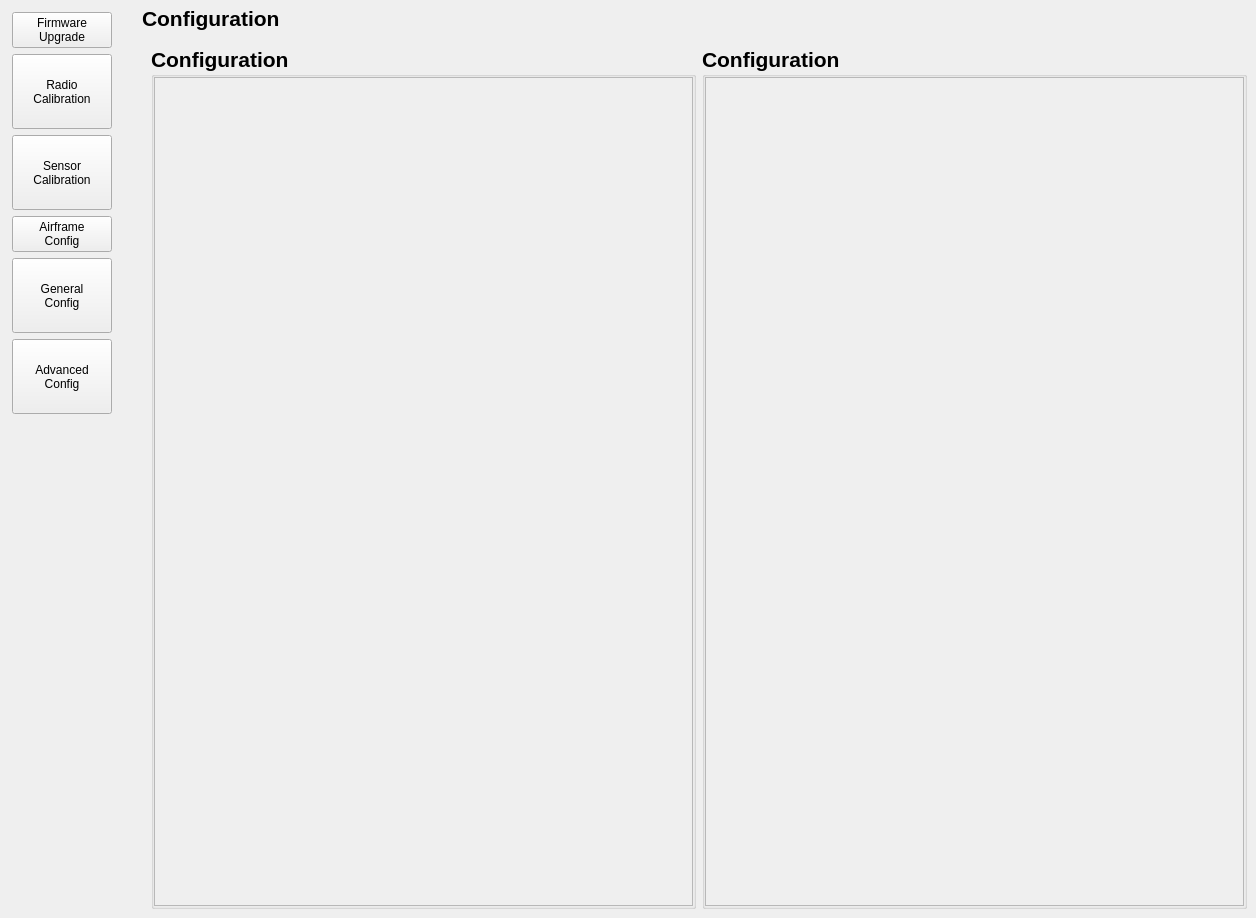
Qt form src/ui/QGCPX4VehicleConfig.ui (mavlink/qgroundcontrol) before a commit.
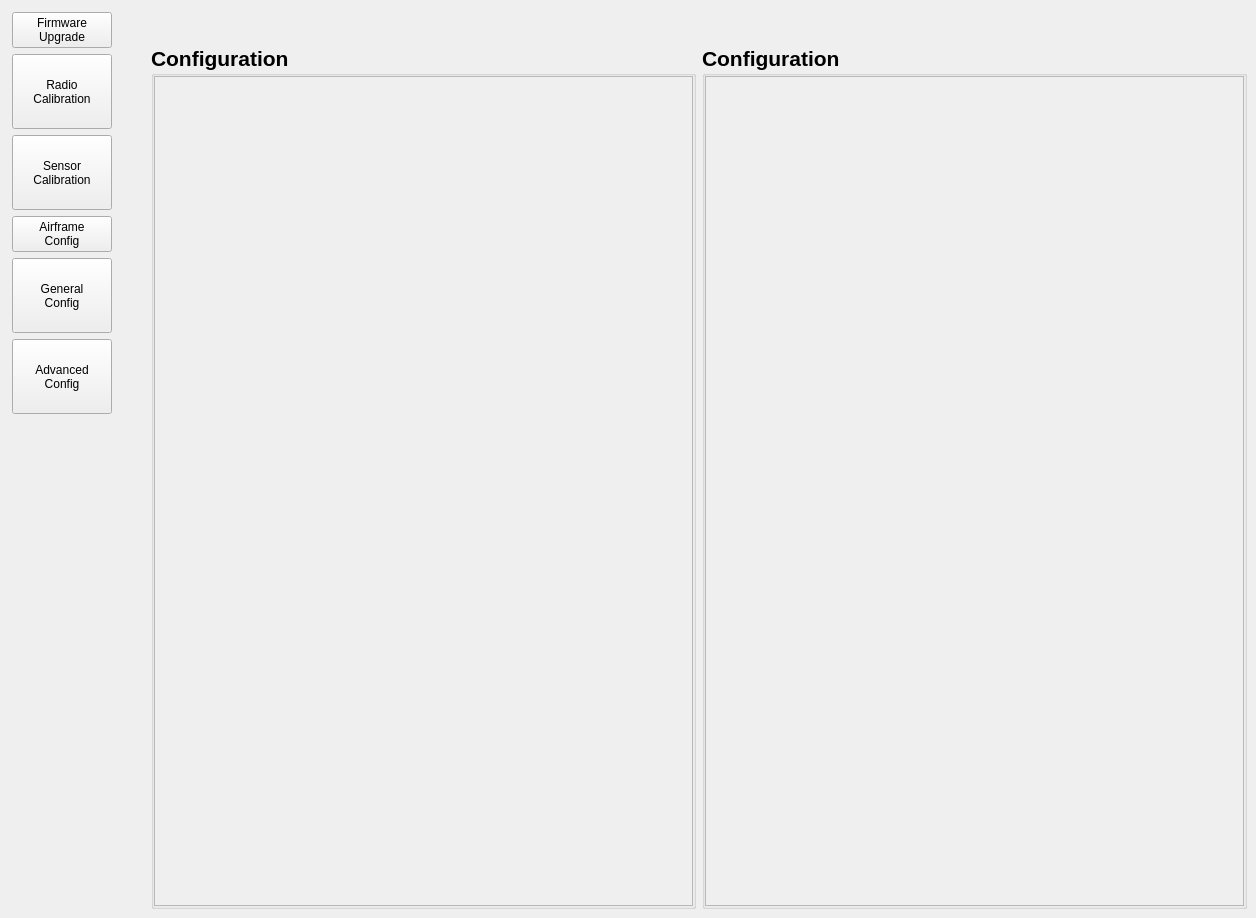
The same form after that commit. The open tabs and pages were chosen to show the change. Icons and pictures are not drawn. Custom widgets are drawn as their Qt base class.

Commit message: Config panel title initialization fix

Diff of the .ui file:
```diff
--- a/src/ui/QGCPX4VehicleConfig.ui
+++ b/src/ui/QGCPX4VehicleConfig.ui
@@ -33,7 +33,7 @@
       </font>
      </property>
      <property name="text">
-      <string>Configuration</string>
+      <string/>
      </property>
     </widget>
    </item>
@@ -819,8 +819,8 @@
                   <rect>
                    <x>0</x>
                    <y>0</y>
-                   <width>492</width>
-                   <height>828</height>
+                   <width>98</width>
+                   <height>28</height>
                   </rect>
                  </property>
                  <layout class="QHBoxLayout" name="horizontalLayout_4">
@@ -856,8 +856,8 @@
                   <rect>
                    <x>0</x>
                    <y>0</y>
-                   <width>491</width>
-                   <height>828</height>
+                   <width>98</width>
+                   <height>28</height>
                   </rect>
                  </property>
                  <layout class="QHBoxLayout" name="horizontalLayout_5">
```
The commit also changes 1 other file.
